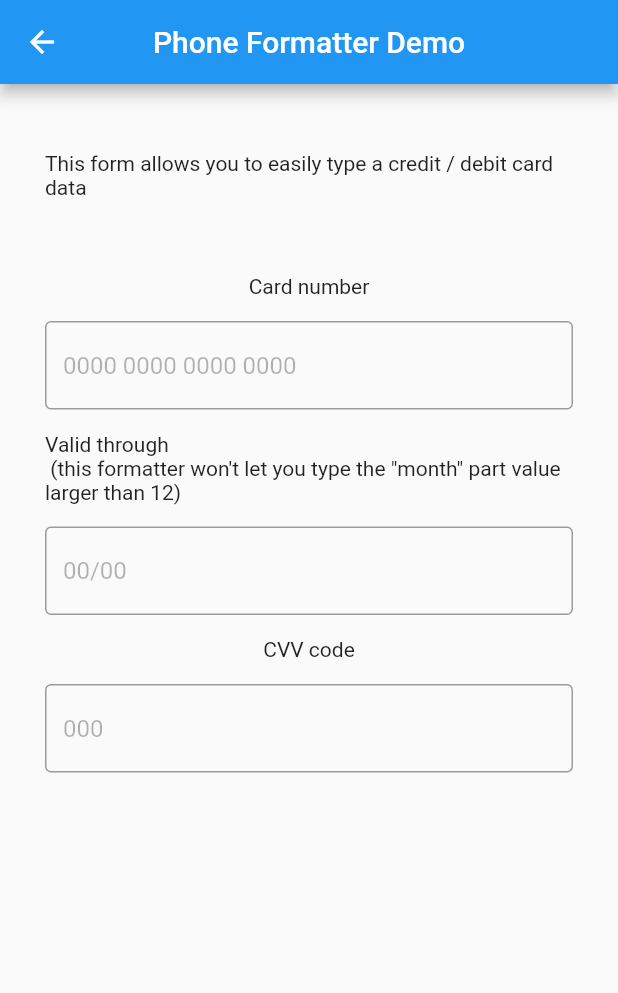
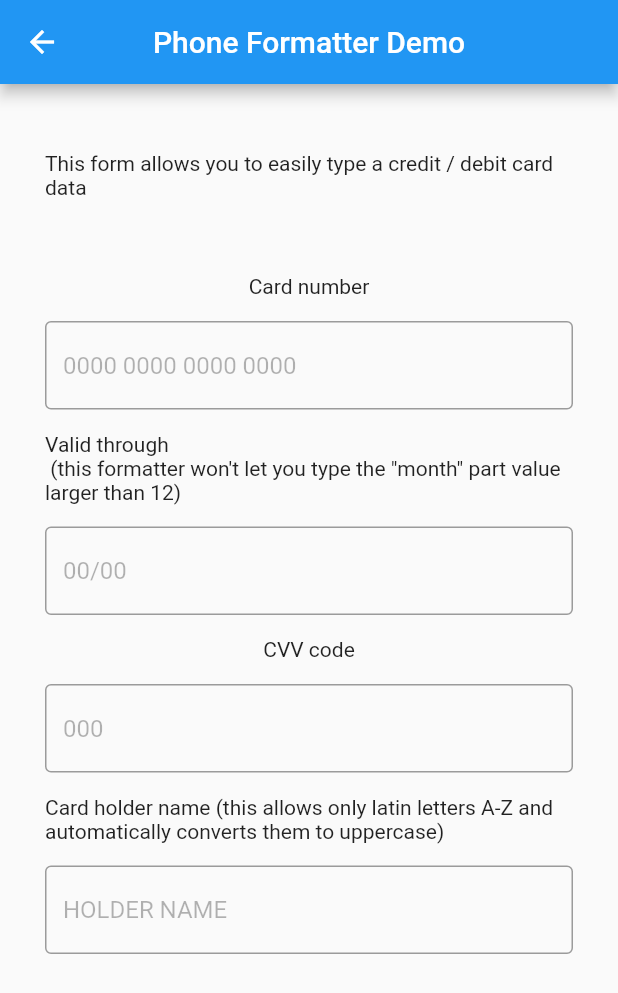
Before and after one commit to mylittleghW/flutter_multi_formatterx, a Flutter app: the CreditCardFormatPage screen opened directly, on a phone screen of 412 x 824 dp. Shown: the top 993 px of the screen. Run offline on Flutter 3.47's test engine with Material 2 defaults, Android fonts, the phone set to English and light mode, and no system bars.

```diff
--- a/example/lib/pages/credit_card_format_page.dart
+++ b/example/lib/pages/credit_card_format_page.dart
@@ -82,6 +82,22 @@ class _CreditCardFormatPageState extends State<CreditCardFormatPage> {
                       CvvCodeFormatter()
                     ],
                   ),
+                  _getText(
+                    'Card holder name (this allows only latin letters A-Z and' +
+                    ' automatically converts them to uppercase)'
+                  ),
+                  TextFormField(
+                    decoration: InputDecoration(
+                      border: OutlineInputBorder(),
+                      hintText: 'HOLDER NAME',
+                      hintStyle: TextStyle(color: Colors.black.withOpacity(.3)),
+                      errorStyle: TextStyle(color: Colors.red)
+                    ),
+                    keyboardType: TextInputType.text,
+                    inputFormatters: [
+                      CreditCardHolderNameFormatter()
+                    ],
+                  ),
 
                 ],
               ),
```
Also changed, not shown: example/lib/pages/phone_format_page.dart (+0 -17 lines).
